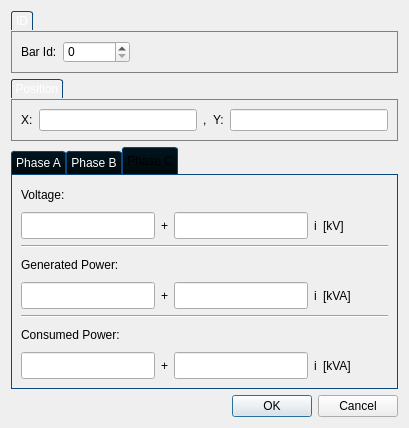
Old version of the form src/window/barproperties.ui in the repository raulhuatuco/QuickFlow.
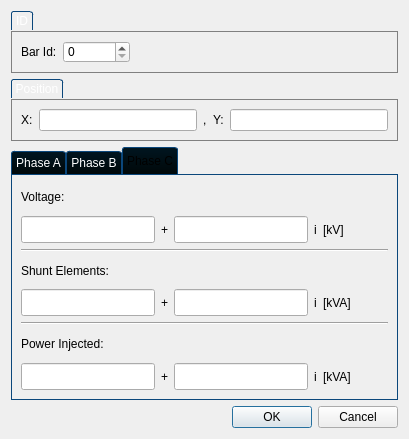
New version of the form. The open tabs and pages were chosen to show the change.

What changed in the file:
```diff
--- a/src/window/barproperties.ui
+++ b/src/window/barproperties.ui
@@ -7,7 +7,7 @@
     <x>0</x>
     <y>0</y>
     <width>409</width>
-    <height>428</height>
+    <height>439</height>
    </rect>
   </property>
   <property name="windowTitle">
@@ -870,7 +870,7 @@
          <item>
           <widget class="QLabel" name="label_23">
            <property name="text">
-            <string>Generated Power:</string>
+            <string>Shunt Elements:</string>
            </property>
           </widget>
          </item>
@@ -970,7 +970,7 @@
          <item>
           <widget class="QLabel" name="label_20">
            <property name="text">
-            <string>Consumed Power:</string>
+            <string>Power Injected:</string>
            </property>
           </widget>
          </item>
```
Left out of the diff: 48 changed lines with no effect on the pictures.
